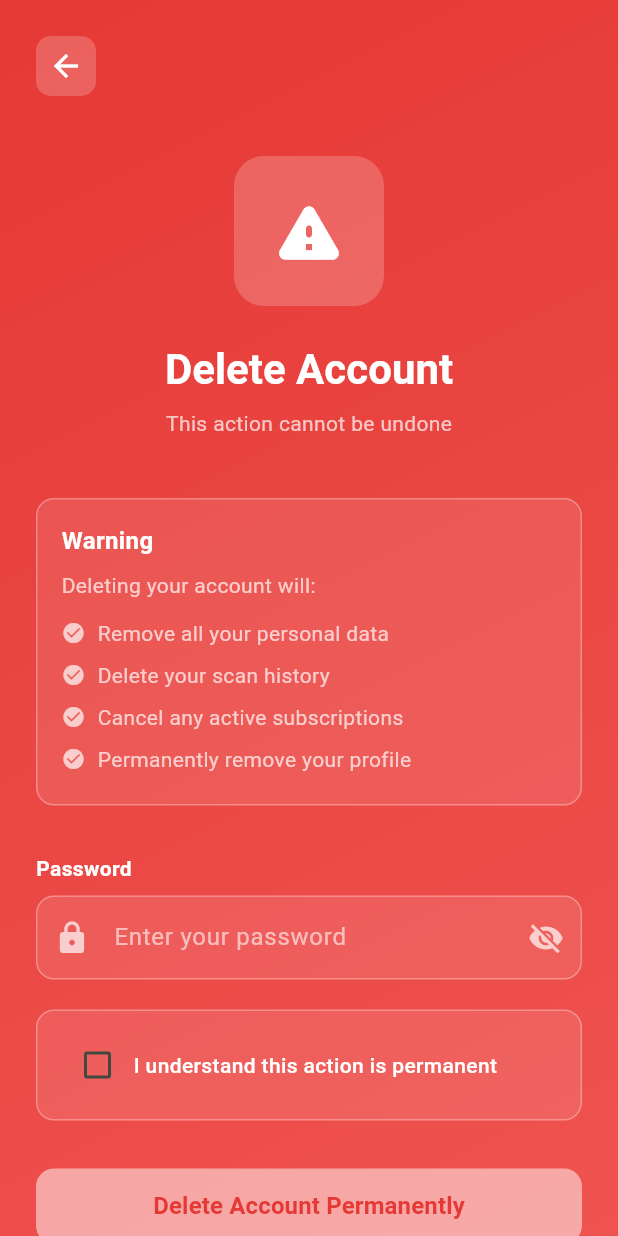
After one commit to Yvonne-Wanja-1/agrinew, a Flutter app: the DeleteAccountScreen screen opened by its route, on a phone screen of 412 x 824 dp. The commit adds this screen. Run offline on Flutter 3.47's test engine with Material 3 defaults, Android fonts, the phone set to English and light mode, and no system bars; our stand-ins replace cloud_firestore, connectivity_plus, curved_navigation_bar, firebase_auth, firebase_core, firebase_storage and 6 more; accounts and stored records are empty.

Commit message:
Changes to be committed: 	modified:   lib/core/router/app_router.dart 	new file:   lib/features/auth/presentation/screens/delete_account_screen.dart

```diff
--- a/lib/core/router/app_router.dart
+++ b/lib/core/router/app_router.dart
@@ -2,6 +2,7 @@ import 'package:flutter/material.dart';
 import '../../features/auth/presentation/screens/splash_screen.dart';
 import '../../features/auth/presentation/screens/login_screen.dart';
 import '../../features/auth/presentation/screens/signup_screen.dart';
+import '../../features/auth/presentation/screens/delete_account_screen.dart';
 import '../../features/home/presentation/screens/home_screen.dart';
 import '../../features/disease_detection/presentation/screens/scan_screen.dart';
 import '../../features/disease_detection/presentation/screens/scan_result_screen.dart';
@@ -21,6 +22,7 @@ class AppRouter {
   static const String splash = '/';
   static const String login = '/login';
   static const String signup = '/signup';
+  static const String deleteAccount = '/delete-account';
   static const String home = '/home';
   static const String scan = '/scan';
   static const String scanResult = '/scan-result';
@@ -43,6 +45,8 @@ class AppRouter {
         return MaterialPageRoute(builder: (_) => const LoginScreen());
       case AppRouter.signup:
         return MaterialPageRoute(builder: (_) => const SignupScreen());
+      case AppRouter.deleteAccount:
+        return MaterialPageRoute(builder: (_) => const DeleteAccountScreen());
       case AppRouter.home:
         return MaterialPageRoute(
           builder: (_) =>
--- /dev/null
+++ b/lib/features/auth/presentation/screens/delete_account_screen.dart
@@ -0,0 +1,356 @@
+import 'package:flutter/material.dart';
+import 'package:firebase_auth/firebase_auth.dart';
+
+class DeleteAccountScreen extends StatefulWidget {
+  const DeleteAccountScreen({Key? key}) : super(key: key);
+
+  @override
+  State<DeleteAccountScreen> createState() => _DeleteAccountScreenState();
+}
+
+class _DeleteAccountScreenState extends State<DeleteAccountScreen> {
+  final _passwordController = TextEditingController();
+  bool _obscurePassword = true;
+  bool _isLoading = false;
+  bool _agreeToDelete = false;
+
+  @override
+  void dispose() {
+    _passwordController.dispose();
+    super.dispose();
+  }
+
+  Future<void> _handleDeleteAccount() async {
+    if (!_agreeToDelete) {
+      ScaffoldMessenger.of(context).showSnackBar(
+        const SnackBar(
+          content: Text('Please confirm that you want to delete your account'),
+        ),
+      );
+      return;
+    }
+
+    if (_passwordController.text.isEmpty) {
+      ScaffoldMessenger.of(context).showSnackBar(
+        const SnackBar(
+          content: Text('Please enter your password to confirm deletion'),
+        ),
+      );
+      return;
+    }
+
+    setState(() => _isLoading = true);
+    try {
+      final user = FirebaseAuth.instance.currentUser;
+      if (user == null) {
+        throw Exception('No user logged in');
+      }
+
+      // Re-authenticate user before deleting account
+      final credential = EmailAuthProvider.credential(
+        email: user.email ?? '',
+        password: _passwordController.text.trim(),
+      );
+
+      await user.reauthenticateWithCredential(credential);
+      await user.delete();
+
+      if (mounted) {
+        Navigator.of(
+          context,
+        ).pushNamedAndRemoveUntil('/login', (route) => false);
+        ScaffoldMessenger.of(context).showSnackBar(
+          const SnackBar(
+            content: Text('Account deleted successfully'),
+            duration: Duration(seconds: 2),
+          ),
+        );
+      }
+    } on FirebaseAuthException catch (e) {
+      if (mounted) {
+        String errorMessage = 'Failed to delete account';
+        if (e.code == 'wrong-password') {
+          errorMessage = 'Wrong password. Please try again.';
+        } else if (e.code == 'user-mismatch') {
+          errorMessage = 'User credentials do not match';
+        } else if (e.code == 'requires-recent-login') {
+          errorMessage = 'Please log in again before deleting your account';
+        }
+
+        ScaffoldMessenger.of(
+          context,
+        ).showSnackBar(SnackBar(content: Text(errorMessage)));
+      }
+    } catch (e) {
+      if (mounted) {
+        ScaffoldMessenger.of(
+          context,
+        ).showSnackBar(SnackBar(content: Text('Error: ${e.toString()}')));
+      }
+    } finally {
+      if (mounted) {
+        setState(() => _isLoading = false);
+      }
+    }
+  }
+
+  @override
+  Widget build(BuildContext context) {
+    return Scaffold(
+      body: Container(
+        decoration: BoxDecoration(
+          gradient: LinearGradient(
+            begin: Alignment.topLeft,
+            end: Alignment.bottomRight,
+            colors: [Colors.red.shade600, Colors.red.shade400],
+          ),
+        ),
+        child: SafeArea(
+          child: SingleChildScrollView(
+            padding: const EdgeInsets.all(24.0),
+            child: Column(
+              crossAxisAlignment: CrossAxisAlignment.start,
+              children: [
+                GestureDetector(
+                  onTap: () => Navigator.pop(context),
+                  child: Container(
+                    width: 40,
+                    height: 40,
+                    decoration: BoxDecoration(
+                      color: Colors.white.withOpacity(0.2),
+                      borderRadius: BorderRadius.circular(10),
+                    ),
+                    child: const Icon(Icons.arrow_back, color: Colors.white),
+                  ),
+                ),
+                const SizedBox(height: 40),
+                Center(
+                  child: Column(
+                    children: [
+                      Container(
+                        width: 100,
+                        height: 100,
+                        decoration: BoxDecoration(
+                          color: Colors.white.withOpacity(0.2),
+                          borderRadius: BorderRadius.circular(20),
+                        ),
+                        child: Icon(
+                          Icons.warning_rounded,
+                          size: 50,
+                          color: Colors.white,
+                        ),
+                      ),
+                      const SizedBox(height: 24),
+                      Text(
+                        'Delete Account',
+                        style: Theme.of(context).textTheme.headlineMedium
+                            ?.copyWith(
+                              color: Colors.white,
+                              fontWeight: FontWeight.bold,
+                            ),
+                      ),
+                      const SizedBox(height: 8),
+                      Text(
+                        'This action cannot be undone',
+                        style: Theme.of(
+                          context,
+                        ).textTheme.bodyMedium?.copyWith(color: Colors.white70),
+                      ),
+                    ],
+                  ),
+                ),
+                const SizedBox(height: 40),
+                Container(
+                  padding: const EdgeInsets.all(16),
+                  decoration: BoxDecoration(
+                    color: Colors.white.withOpacity(0.1),
+                    borderRadius: BorderRadius.circular(12),
+                    border: Border.all(color: Colors.white30),
+                  ),
+                  child: Column(
+                    crossAxisAlignment: CrossAxisAlignment.start,
+                    children: [
+                      Text(
+                        'Warning',
+                        style: TextStyle(
+                          color: Colors.white,
+                          fontWeight: FontWeight.bold,
+                          fontSize: 16,
+                        ),
+                      ),
+                      const SizedBox(height: 8),
+                      Text(
+                        'Deleting your account will:',
+                        style: TextStyle(color: Colors.white70, fontSize: 14),
+                      ),
+                      const SizedBox(height: 8),
+                      _buildWarningItem('Remove all your personal data'),
+                      _buildWarningItem('Delete your scan history'),
+                      _buildWarningItem('Cancel any active subscriptions'),
+                      _buildWarningItem('Permanently remove your profile'),
+                    ],
+                  ),
+                ),
+                const SizedBox(height: 32),
+                Text(
+                  'Password',
+                  style: TextStyle(
+                    color: Colors.white,
+                    fontWeight: FontWeight.w600,
+                  ),
+                ),
+                const SizedBox(height: 8),
+                TextFormField(
+                  controller: _passwordController,
+                  style: const TextStyle(color: Colors.white),
+                  obscureText: _obscurePassword,
+                  decoration: InputDecoration(
+                    hintText: 'Enter your password',
+                    hintStyle: TextStyle(color: Colors.white60),
+                    filled: true,
+                    fillColor: Colors.white.withOpacity(0.1),
+                    border: OutlineInputBorder(
+                      borderRadius: BorderRadius.circular(12),
+                      borderSide: BorderSide(color: Colors.white30),
+                    ),
+                    enabledBorder: OutlineInputBorder(
+                      borderRadius: BorderRadius.circular(12),
+                      borderSide: BorderSide(color: Colors.white30),
+                    ),
+                    focusedBorder: OutlineInputBorder(
+                      borderRadius: BorderRadius.circular(12),
+                      borderSide: const BorderSide(color: Colors.white),
+                    ),
+                    prefixIcon: Icon(Icons.lock, color: Colors.white70),
+                    suffixIcon: IconButton(
+                      icon: Icon(
+                        _obscurePassword
+                            ? Icons.visibility_off
+                            : Icons.visibility,
+                        color: Colors.white70,
+                      ),
+                      onPressed: () {
+                        setState(() => _obscurePassword = !_obscurePassword);
+                      },
+                    ),
+                  ),
+                ),
+                const SizedBox(height: 20),
+                Container(
+                  padding: const EdgeInsets.symmetric(
+                    vertical: 12,
+                    horizontal: 16,
+                  ),
+                  decoration: BoxDecoration(
+                    color: Colors.white.withOpacity(0.1),
+                    borderRadius: BorderRadius.circular(12),
+                    border: Border.all(color: Colors.white30),
+                  ),
+                  child: Row(
+                    children: [
+                      Checkbox(
+                        value: _agreeToDelete,
+                        onChanged: (value) {
+                          setState(() => _agreeToDelete = value ?? false);
+                        },
+                        fillColor: MaterialStateProperty.all(
+                          _agreeToDelete ? Colors.white : Colors.transparent,
+                        ),
+                        checkColor: Colors.red.shade600,
+                      ),
+                      Expanded(
+                        child: Text(
+                          'I understand this action is permanent',
+                          style: TextStyle(
+                            color: Colors.white,
+                            fontWeight: FontWeight.w500,
+                          ),
+                        ),
+                      ),
+                    ],
+                  ),
+                ),
+                const SizedBox(height: 32),
+                SizedBox(
+                  width: double.infinity,
+                  height: 50,
+                  child: ElevatedButton(
+                    onPressed: (_agreeToDelete && !_isLoading)
+                        ? _handleDeleteAccount
+                        : null,
+                    style: ElevatedButton.styleFrom(
+                      backgroundColor: Colors.white,
+                      disabledBackgroundColor: Colors.white.withOpacity(0.5),
+                      shape: RoundedRectangleBorder(
+                        borderRadius: BorderRadius.circular(12),
+                      ),
+                    ),
+                    child: _isLoading
+                        ? SizedBox(
+                            width: 20,
+                            height: 20,
+                            child: CircularProgressIndicator(
+                              valueColor: AlwaysStoppedAnimation(
+                                Colors.red.shade600,
+                              ),
+                              strokeWidth: 2,
+                            ),
+                          )
+                        : Text(
+                            'Delete Account Permanently',
+                            style: TextStyle(
+                              color: Colors.red.shade600,
+                              fontSize: 16,
+                              fontWeight: FontWeight.bold,
+                            ),
+                          ),
+                  ),
+                ),
+                const SizedBox(height: 16),
+                SizedBox(
+                  width: double.infinity,
+                  height: 50,
+                  child: OutlinedButton(
+                    onPressed: _isLoading ? null : () => Navigator.pop(context),
+                    style: OutlinedButton.styleFrom(
+                      side: const BorderSide(color: Colors.white),
+                      shape: RoundedRectangleBorder(
+                        borderRadius: BorderRadius.circular(12),
+                      ),
+                    ),
+                    child: Text(
+                      'Cancel',
+                      style: TextStyle(
+                        color: Colors.white,
+                        fontSize: 16,
+                        fontWeight: FontWeight.bold,
+                      ),
+                    ),
+                  ),
+                ),
+              ],
+            ),
+          ),
+        ),
+      ),
+    );
+  }
+
+  Widget _buildWarningItem(String text) {
+    return Padding(
+      padding: const EdgeInsets.symmetric(vertical: 4),
+      child: Row(
+        children: [
+          const Icon(Icons.check_circle, color: Colors.white70, size: 16),
+          const SizedBox(width: 8),
+          Expanded(
+            child: Text(
+              text,
+              style: TextStyle(color: Colors.white70, fontSize: 14),
+            ),
+          ),
+        ],
+      ),
+    );
+  }
+}
```
